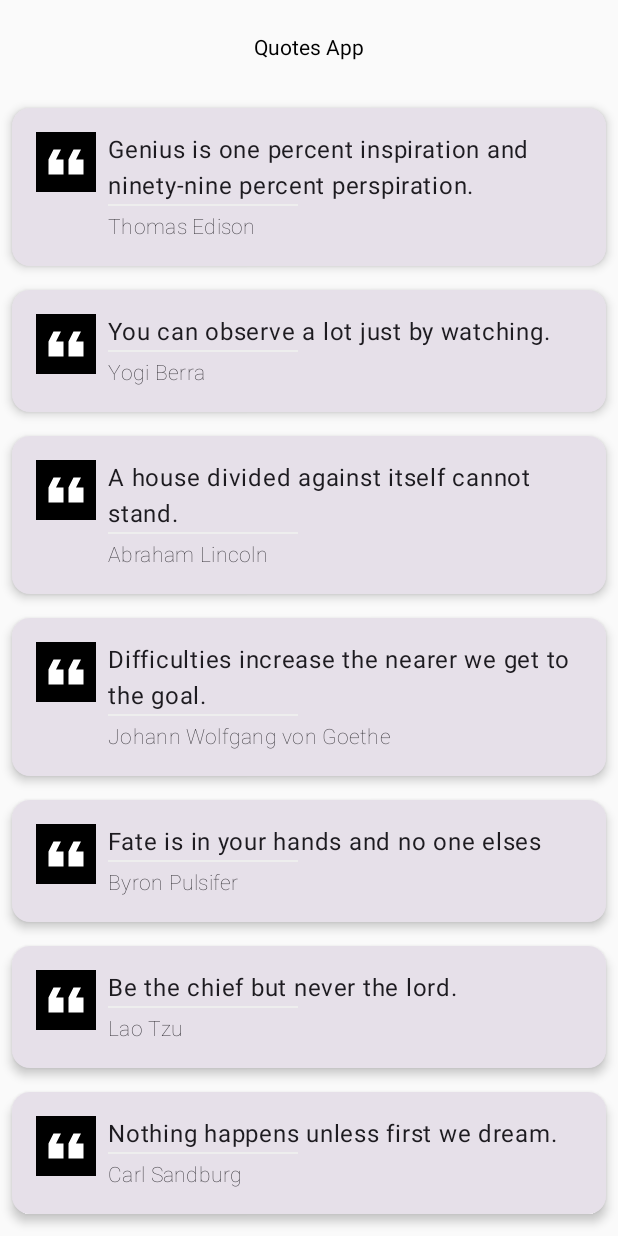
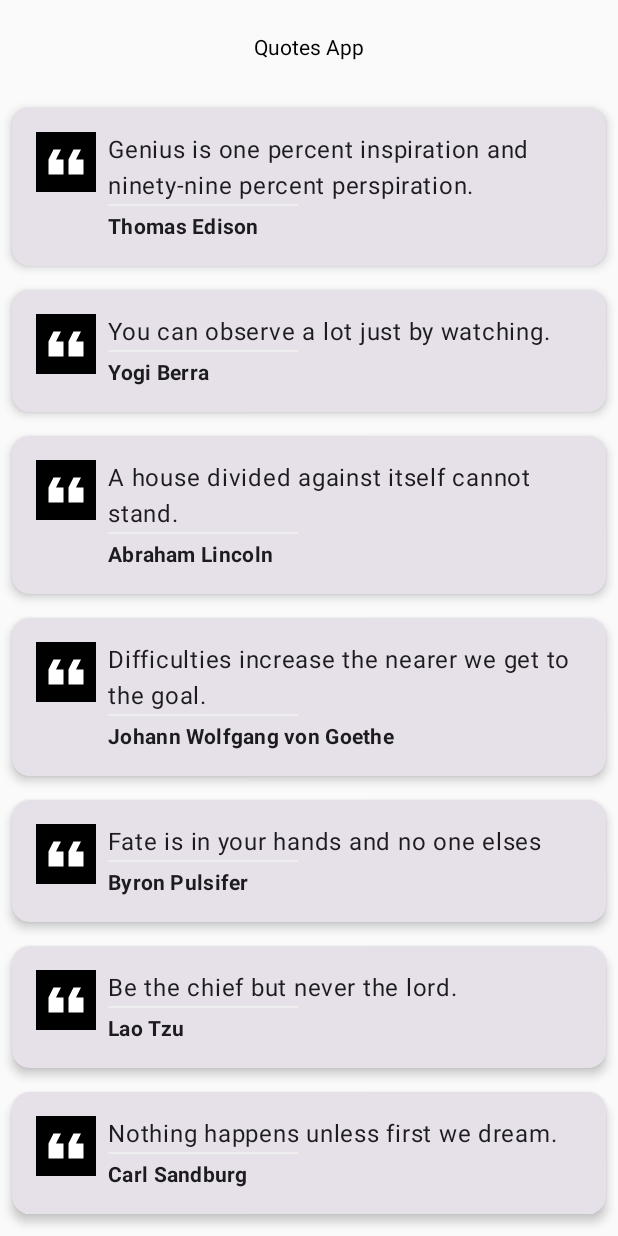
Before and after one commit to jshu000/Quotes-App_Jetpack_Compose, an Android app built with Jetpack Compose: the screen it shows after launch (MainActivity), on a phone screen of 412 x 824 dp. Run offline under Robolectric (Android 15) with nearby library versions, the phone set to English and light mode, and no system bars.

Commit message:
Readme Updated
Readme Updated

```diff
--- a/app/src/main/java/com/example/firstcompose/screens/QuoteDetail.kt
+++ b/app/src/main/java/com/example/firstcompose/screens/QuoteDetail.kt
@@ -72,7 +72,7 @@ fun QuoteDetail(quote: Quote) {
                 Text(
                     text = quote.author,
                     //style = MaterialTheme.typography.body1,
-                    fontWeight = FontWeight.Thin,
+                    fontWeight = FontWeight.Bold,
                     modifier = Modifier.padding(top = 4.dp)
                 )
             }
--- a/app/src/main/java/com/example/firstcompose/screens/QuoteListItem.kt
+++ b/app/src/main/java/com/example/firstcompose/screens/QuoteListItem.kt
@@ -61,7 +61,7 @@ fun QuoteListItem(quote: Quote, onClick: (quote:Quote) ->Unit) {
                     .height(1.dp))
                 Text(text = quote.author,
                     style = MaterialTheme.typography.bodyMedium,
-                    fontWeight = FontWeight.Thin,
+                    fontWeight = FontWeight.Bold,
                     modifier = Modifier.padding(top=4.dp))
 
 
```
Also changed, not shown: 4 other files.
